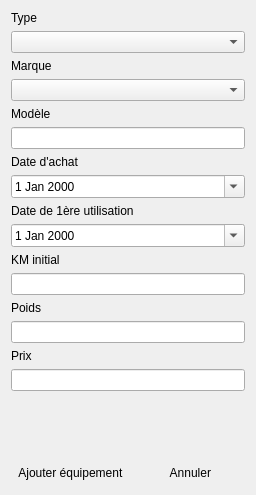
Before: the Qt Designer form sources/gearsdialog.ui in Endo13/BikeEquipmentManager, drawn with Qt 5.
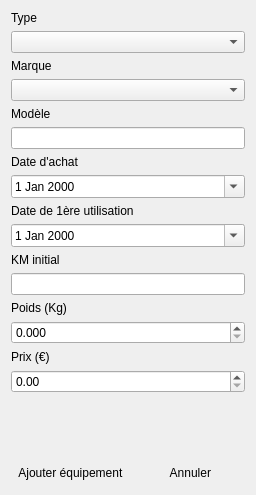
After: the same form once the commit is applied. Icons and pictures are not drawn.

Patch:
```diff
--- a/sources/gearsdialog.ui
+++ b/sources/gearsdialog.ui
@@ -149,28 +149,31 @@
          <item>
           <widget class="QLabel" name="label_9">
            <property name="text">
-            <string>Poids</string>
+            <string>Poids (Kg)</string>
            </property>
           </widget>
          </item>
          <item>
-          <widget class="QLineEdit" name="lePoids">
-           <property name="inputMethodHints">
-            <set>Qt::ImhDigitsOnly|Qt::ImhFormattedNumbersOnly</set>
+          <widget class="QDoubleSpinBox" name="lePoids">
+           <property name="decimals">
+            <number>3</number>
            </property>
+           <property name="maximum">
+            <double>9999.989999999999782</double>
+           </property>
           </widget>
          </item>
          <item>
           <widget class="QLabel" name="label_10">
            <property name="text">
-            <string>Prix</string>
+            <string>Prix (€)</string>
            </property>
           </widget>
          </item>
          <item>
-          <widget class="QLineEdit" name="lePrix">
-           <property name="inputMethodHints">
-            <set>Qt::ImhFormattedNumbersOnly</set>
+          <widget class="QDoubleSpinBox" name="lePrix">
+           <property name="maximum">
+            <double>9999999.990000000223517</double>
            </property>
           </widget>
          </item>
```
Left out of the diff: 2 changed lines with no effect on the pictures.
